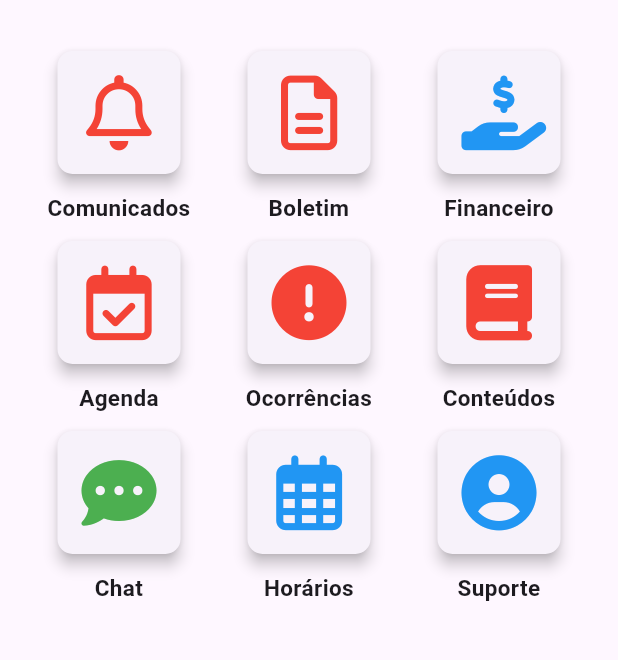
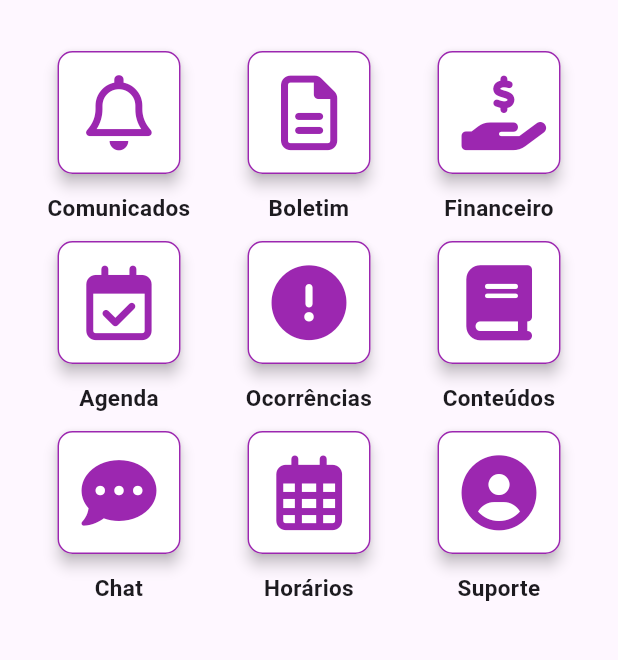
Before and after one commit to EliasPacheco/projeto-escola, a Flutter app: the screen it shows after launch, on a phone screen of 412 x 824 dp, the part 63-723 px from its top. Run offline on Flutter 3.47's test engine with Material 3 defaults, Android fonts, the phone set to English and light mode, and no system bars; our stand-ins replace font_awesome_flutter, image_picker.

Commit message:
add cards

```diff
--- a/lib/home.dart
+++ b/lib/home.dart
@@ -37,7 +37,8 @@ class MyHomePage extends StatelessWidget {
           MyCard(
             title: 'Comunicados',
             icon: FontAwesomeIcons.bell,
-            cardColor: Colors.red,
+            cardColor: Colors.white,  // Alterado para branco
+            borderColor: Colors.purple,  // Alterado para branco
             onTap: () {
               Navigator.pushNamed(context, 'avisos/AvisosHome');
             },
@@ -45,13 +46,15 @@ class MyHomePage extends StatelessWidget {
           MyCard(
             title: 'Boletim',
             icon: FontAwesomeIcons.fileAlt,
-            cardColor: Colors.red,
+            cardColor: Colors.white,  // Alterado para branco
+            borderColor: Colors.purple,
             onTap: () {},
           ),
           MyCard(
             title: 'Financeiro',
             icon: FontAwesomeIcons.handHoldingDollar,
-            cardColor: Colors.blue,
+            cardColor: Colors.white,  // Alterado para branco
+            borderColor: Colors.purple,
             onTap: () {
               Navigator.pushNamed(context, 'financeiro/FinanceiroHome');
             },
@@ -59,25 +62,29 @@ class MyHomePage extends StatelessWidget {
           MyCard(
             title: 'Agenda',
             icon: FontAwesomeIcons.calendarCheck,
-            cardColor: Colors.red,
+            cardColor: Colors.white,  // Alterado para branco
+            borderColor: Colors.purple,
             onTap: () {},
           ),
           MyCard(
             title: 'Ocorrências',
             icon: FontAwesomeIcons.circleExclamation,
-            cardColor: Colors.red,
+            cardColor: Colors.white,  // Alterado para branco
+            borderColor: Colors.purple,
             onTap: () {},
           ),
           MyCard(
             title: 'Conteúdos',
             icon: FontAwesomeIcons.book,
-            cardColor: Colors.red,
+            cardColor: Colors.white,  // Alterado para branco
+            borderColor: Colors.purple,
             onTap: () {},
           ),
           MyCard(
             title: 'Chat',
             icon: FontAwesomeIcons.solidCommentDots,
-            cardColor: Colors.green,
+            cardColor: Colors.white,  // Alterado para branco
+            borderColor: Colors.purple,
             onTap: () {
               //Navigator.pushNamed(context, 'alunos/AlunoHome');
             },
@@ -85,7 +92,8 @@ class MyHomePage extends StatelessWidget {
           MyCard(
             title: 'Horários',
             icon: FontAwesomeIcons.calendarAlt,
-            cardColor: Colors.blue,
+            cardColor: Colors.white,  // Alterado para branco
+            borderColor: Colors.purple,
             onTap: () {
 
               //Navigator.pushNamed(context, 'alunos/MatriculaScreen');
@@ -94,7 +102,8 @@ class MyHomePage extends StatelessWidget {
           MyCard(
             title: 'Suporte',
             icon: FontAwesomeIcons.solidCircleUser,
-            cardColor: Colors.blue,
+            cardColor: Colors.white,  // Alterado para branco
+            borderColor: Colors.purple,
             onTap: () {
 
               //Navigator.pushNamed(context, 'alunos/MatriculaScreen');
@@ -110,12 +119,14 @@ class MyCard extends StatelessWidget {
   final String title;
   final IconData icon;
   final Color cardColor;
+  final Color borderColor;
   final Function()? onTap;
 
   MyCard({
     required this.title,
     required this.icon,
     required this.cardColor,
+    required this.borderColor,
     required this.onTap,
   });
 
@@ -130,13 +141,15 @@ class MyCard extends StatelessWidget {
             elevation: 4.0,
             shape: RoundedRectangleBorder(
               borderRadius: BorderRadius.circular(10.0),
+              side: BorderSide(color: borderColor),  // Adicionado para borda roxa
             ),
+            color: cardColor,  // Alterado para cor de fundo branca
             child: Padding(
               padding: EdgeInsets.all(16.0),
               child: Icon(
                 icon,
                 size: 50.0,
-                color: cardColor,
+                color: borderColor,  // Alterado para roxo
               ),
             ),
           ),
```
